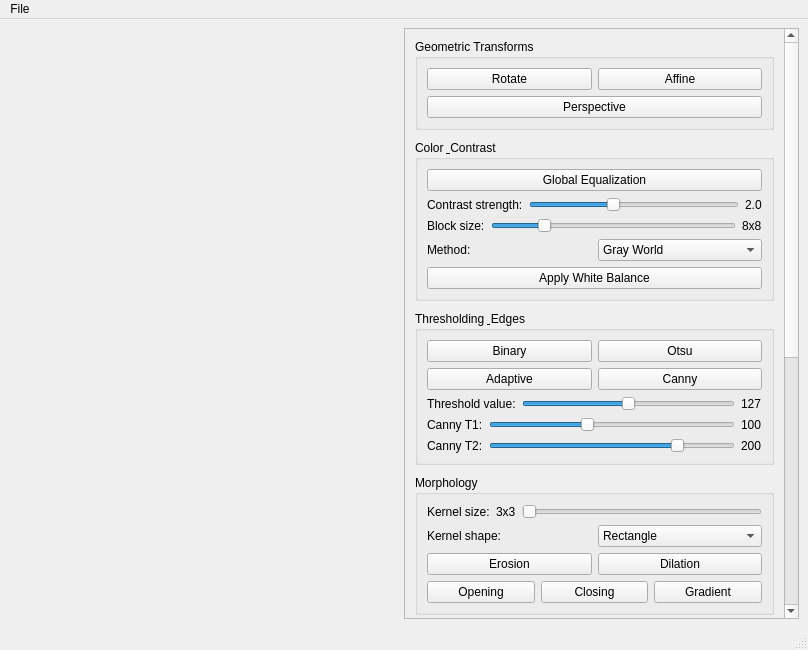
Qt form src/mainwindow.ui (arcreane/opencv-project-erasmus-team) before a commit.
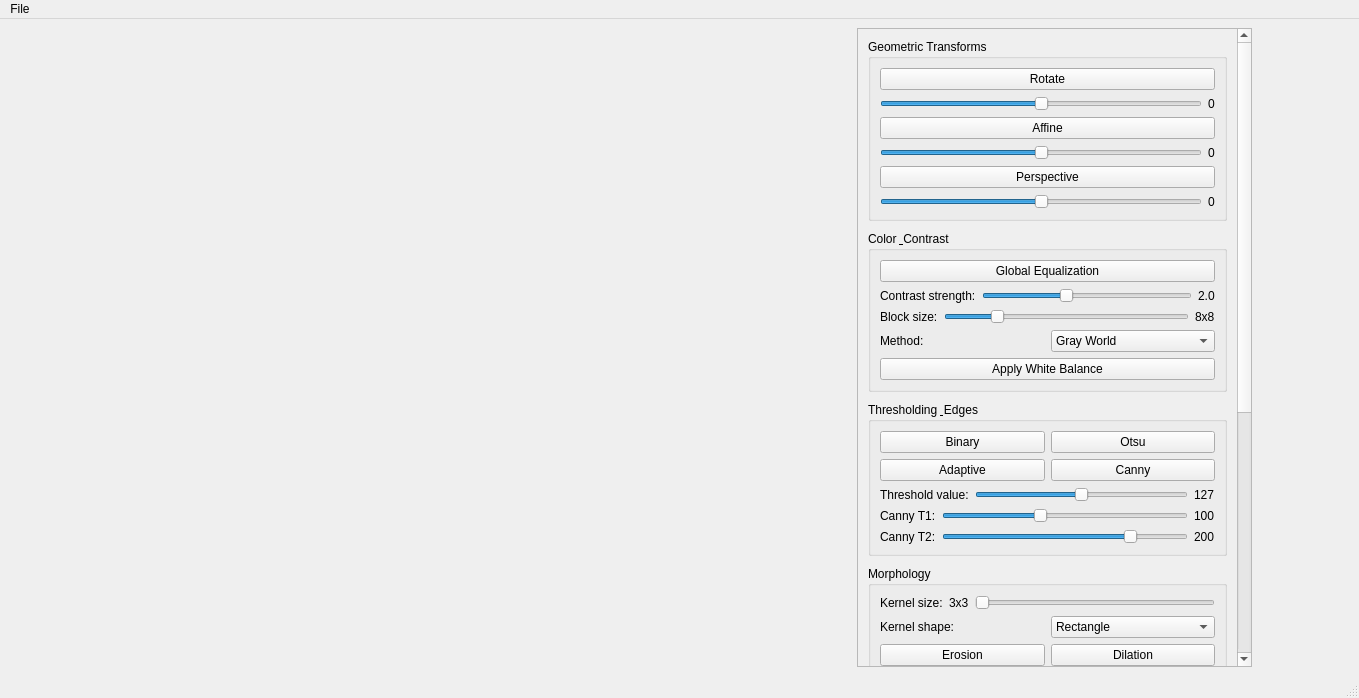
The same form after that commit.

Commit message: Fix: fix geometric transforms scaling and orientation

The edit to the form file:
```diff
--- a/src/mainwindow.ui
+++ b/src/mainwindow.ui
@@ -6,8 +6,8 @@
    <rect>
     <x>0</x>
     <y>0</y>
-    <width>808</width>
-    <height>650</height>
+    <width>1359</width>
+    <height>698</height>
    </rect>
   </property>
   <property name="windowTitle">
@@ -65,7 +65,7 @@
         <rect>
          <x>0</x>
          <y>0</y>
-         <width>360</width>
+         <width>376</width>
          <height>1050</height>
         </rect>
        </property>
@@ -97,27 +97,90 @@
            <string>Geometric Transforms</string>
           </property>
           <layout class="QGridLayout" name="gridLayoutTransforms">
-           <item row="0" column="0">
-            <widget class="QPushButton" name="btnRotate">
-             <property name="text">
-              <string>Rotate</string>
-             </property>
-            </widget>
-           </item>
-           <item row="0" column="1">
+           <item row="3" column="0" colspan="2">
             <widget class="QPushButton" name="btnAffine">
              <property name="text">
               <string>Affine</string>
              </property>
             </widget>
            </item>
-           <item row="1" column="0" colspan="2">
+           <item row="4" column="0">
+            <widget class="QSlider" name="sliderAffine">
+             <property name="minimum">
+              <number>-100</number>
+             </property>
+             <property name="maximum">
+              <number>100</number>
+             </property>
+             <property name="value">
+              <number>0</number>
+             </property>
+             <property name="orientation">
+              <enum>Qt::Orientation::Horizontal</enum>
+             </property>
+            </widget>
+           </item>
+           <item row="5" column="0" colspan="2">
             <widget class="QPushButton" name="btnPerspective">
              <property name="text">
               <string>Perspective</string>
              </property>
             </widget>
            </item>
+           <item row="6" column="1">
+            <widget class="QLabel" name="labelPerspectiveValue">
+             <property name="text">
+              <string>0</string>
+             </property>
+            </widget>
+           </item>
+           <item row="0" column="0" colspan="2">
+            <widget class="QPushButton" name="btnRotate">
+             <property name="text">
+              <string>Rotate</string>
+             </property>
+            </widget>
+           </item>
+           <item row="2" column="0">
+            <widget class="QSlider" name="sliderRotate">
+             <property name="minimum">
+              <number>-180</number>
+             </property>
+             <property name="maximum">
+              <number>180</number>
+             </property>
+             <property name="orientation">
+              <enum>Qt::Orientation::Horizontal</enum>
+             </property>
+            </widget>
+           </item>
+           <item row="2" column="1">
+            <widget class="QLabel" name="labelRotateValue">
+             <property name="text">
+              <string>0</string>
+             </property>
+            </widget>
+           </item>
+           <item row="4" column="1">
+            <widget class="QLabel" name="labelAffineValue">
+             <property name="text">
+              <string>0</string>
+             </property>
+            </widget>
+           </item>
+           <item row="6" column="0">
+            <widget class="QSlider" name="sliderPerspective">
+             <property name="minimum">
+              <number>-100</number>
+             </property>
+             <property name="maximum">
+              <number>100</number>
+             </property>
+             <property name="orientation">
+              <enum>Qt::Orientation::Horizontal</enum>
+             </property>
+            </widget>
+           </item>
           </layout>
          </widget>
         </item>
@@ -591,8 +654,8 @@
     <rect>
      <x>0</x>
      <y>0</y>
-     <width>808</width>
-     <height>33</height>
+     <width>1359</width>
+     <height>29</height>
     </rect>
    </property>
    <widget class="QMenu" name="menuFile">
```
Left out of the diff: 2 changed lines with no effect on the pictures. The commit also changes 4 other files.
